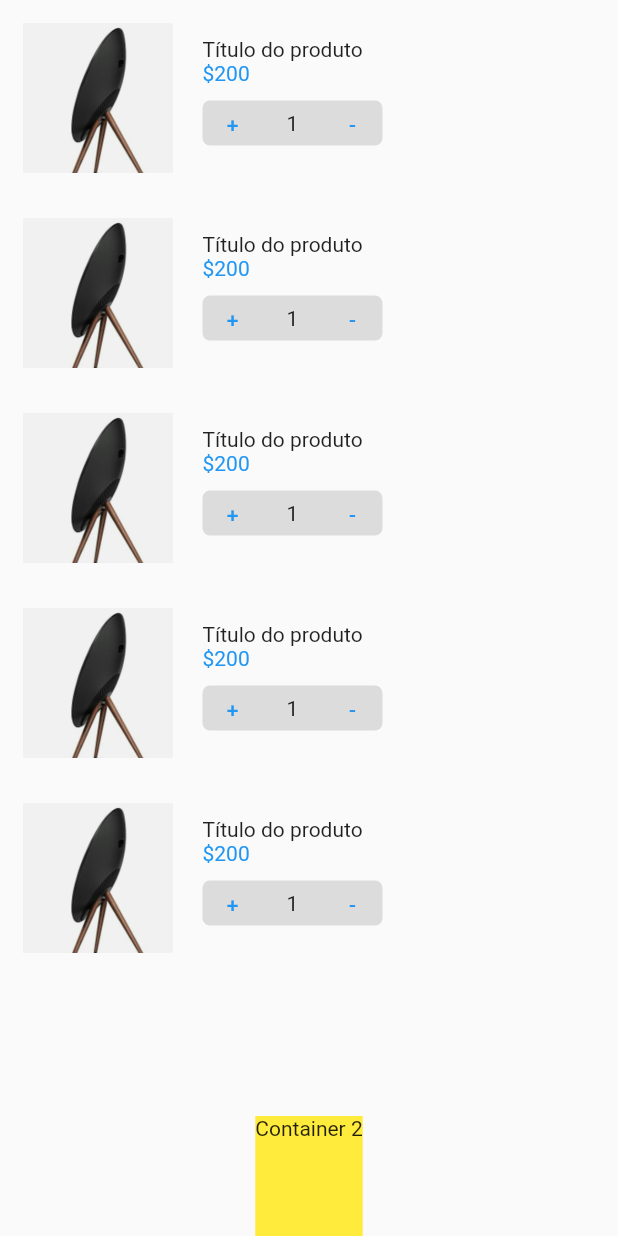
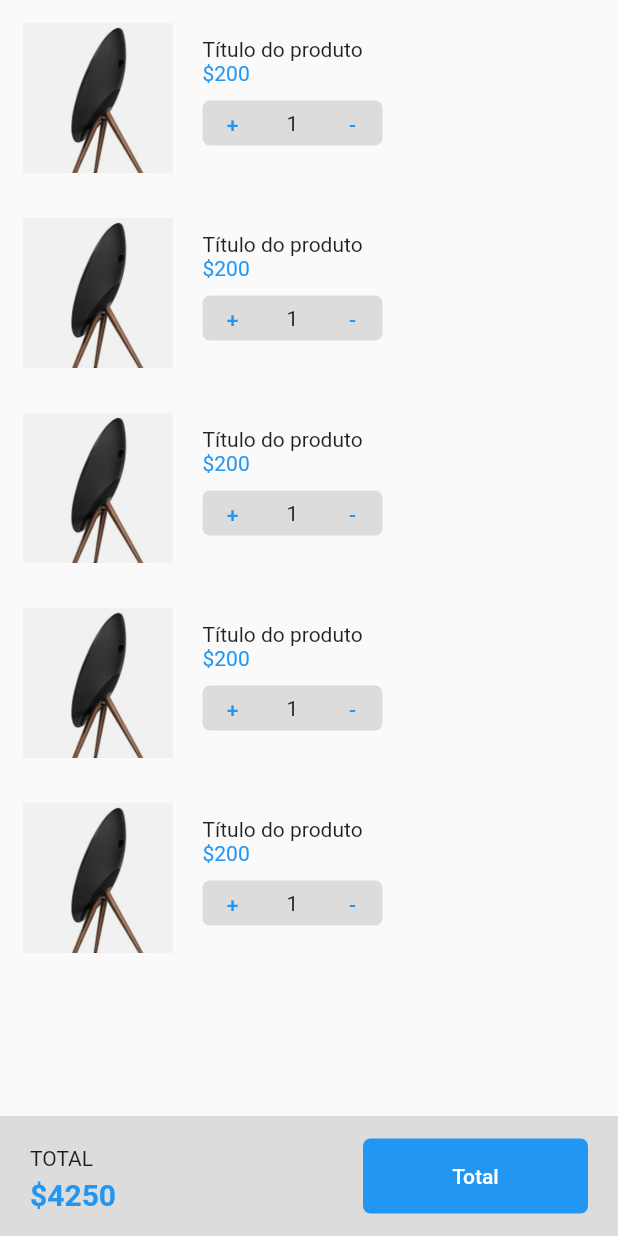
Before and after one commit to DeniseBarbosa/layouts-flutter, a Flutter app: the screen it shows after launch, on a phone screen of 412 x 824 dp. Run offline on Flutter 3.47's test engine with Material 2 defaults, Android fonts, the phone set to English and light mode, and no system bars; missing offline and left inert: dart:ffi.

Commit message:
Carrinho parte 2

```diff
--- a/shopping/lib/pages/carrinho.page.dart
+++ b/shopping/lib/pages/carrinho.page.dart
@@ -13,9 +13,63 @@ class PaginaCarrinho extends StatelessWidget {
             ),
           ),
           Container(
+            //=>rodape
             height: 80,
-            color: Colors.yellow,
-            child: Text("Container 2"),
+            color: Colors.black12,
+            child: Row(
+              mainAxisAlignment: MainAxisAlignment
+                  .spaceBetween, //=> espaçamento entre os dois, um ficar de cada lado
+              children: [
+                Padding(
+                  padding: EdgeInsets.only(
+                    left: 20,
+                    top: 20,
+                  ),
+                  child: Column(
+                    crossAxisAlignment:
+                        CrossAxisAlignment.start, //=> alinhado a esquerda
+                    children: <Widget>[
+                      Text(
+                        "TOTAL",
+                      ),
+                      SizedBox(
+                        height: 5,
+                      ),
+                      Text(
+                        "\$4250",
+                        style: TextStyle(
+                          color: Colors.blue,
+                          fontWeight: FontWeight.bold,
+                          fontSize: 20,
+                        ),
+                      ),
+                    ],
+                  ),
+                ),
+                Container(
+                  height: 50,
+                  width: 150,
+                  decoration: BoxDecoration(
+                    color: Colors.blue,
+                    borderRadius: BorderRadius.all(
+                      Radius.circular(5),
+                    ),
+                  ),
+                  margin: EdgeInsets.only(
+                    right: 20,
+                  ),
+                  child: TextButton(
+                    child: Text(
+                      "Total",
+                      style: TextStyle(
+                        color: Colors.white,
+                      ),
+                    ),
+                    onPressed: () => {},
+                  ),
+                ),
+              ],
+            ),
           ),
         ],
       ),
```
